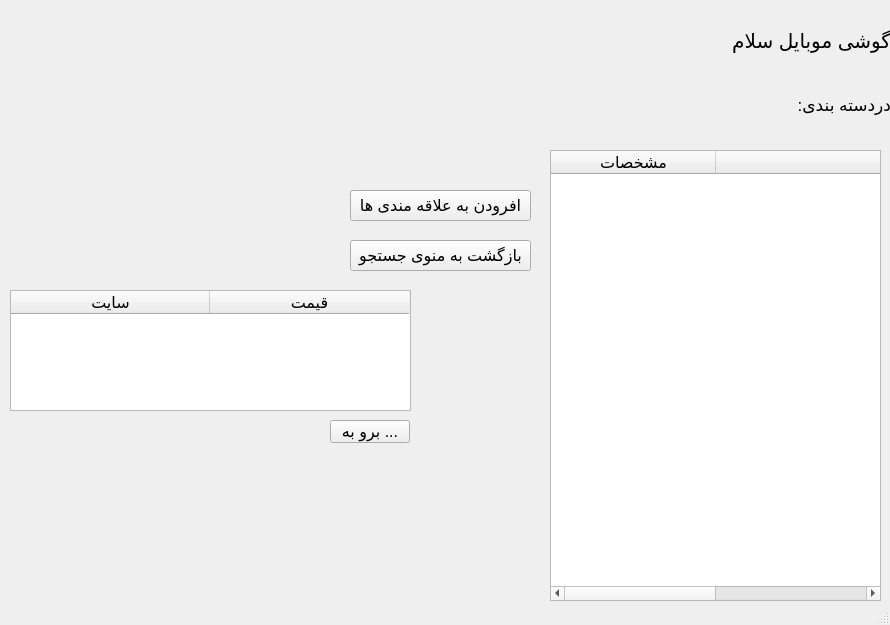
Above: kala.ui from rezazamoh/kalayab before the change. Below: the same form after it.
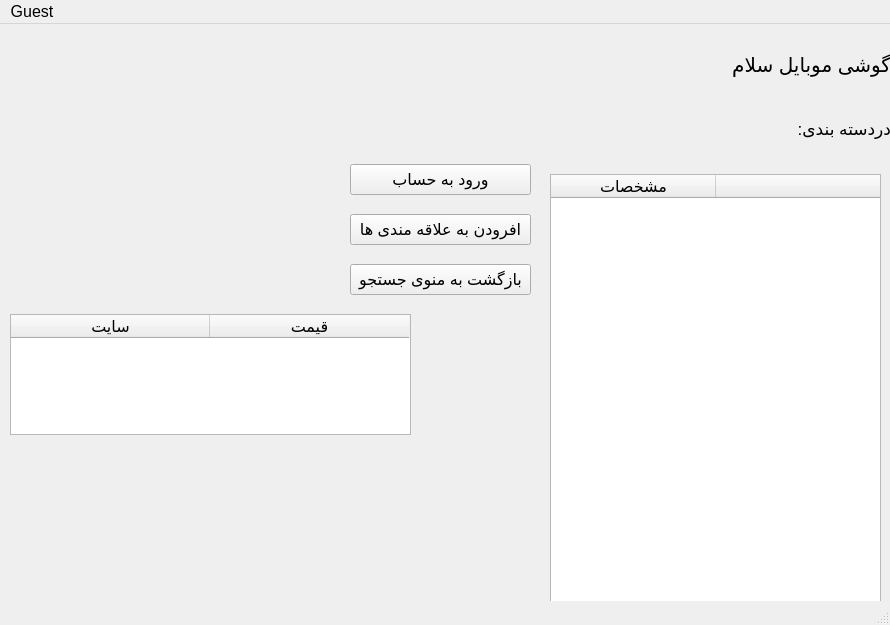
That is the form after the change. Icons and pictures are not drawn.

```diff
--- a/kala.ui
+++ b/kala.ui
@@ -185,18 +185,40 @@
    <widget class="QPushButton" name="goto_butt">
     <property name="geometry">
      <rect>
-      <x>330</x>
-      <y>420</y>
-      <width>80</width>
-      <height>23</height>
+      <x>350</x>
+      <y>140</y>
+      <width>181</width>
+      <height>31</height>
      </rect>
     </property>
     <property name="text">
-     <string>برو به ...</string>
+     <string>ورود به حساب</string>
     </property>
    </widget>
   </widget>
   <widget class="QStatusBar" name="statusbar"/>
+  <widget class="QMenuBar" name="menuBar">
+   <property name="geometry">
+    <rect>
+     <x>0</x>
+     <y>0</y>
+     <width>890</width>
+     <height>24</height>
+    </rect>
+   </property>
+   <widget class="QMenu" name="account_menu">
+    <property name="title">
+     <string>Guest</string>
+    </property>
+    <addaction name="logout"/>
+   </widget>
+   <addaction name="account_menu"/>
+  </widget>
+  <action name="logout">
+   <property name="text">
+    <string>خروج از حساب کاربری</string>
+   </property>
+  </action>
  </widget>
  <resources>
   <include location="resorses/res.qrc"/>
```
Left out of the diff: 2 changed lines with no effect on the pictures.
